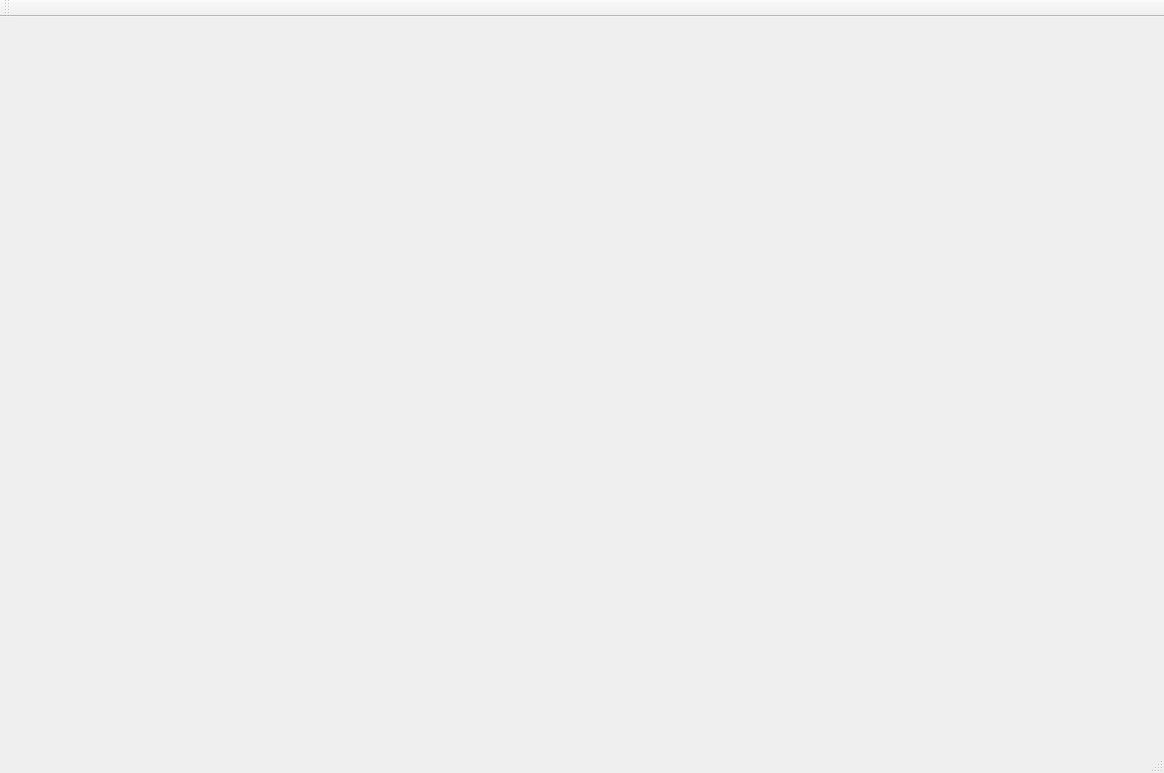
Old version of the form MainWindow.ui in the repository Jerdak/MassHeatMap.
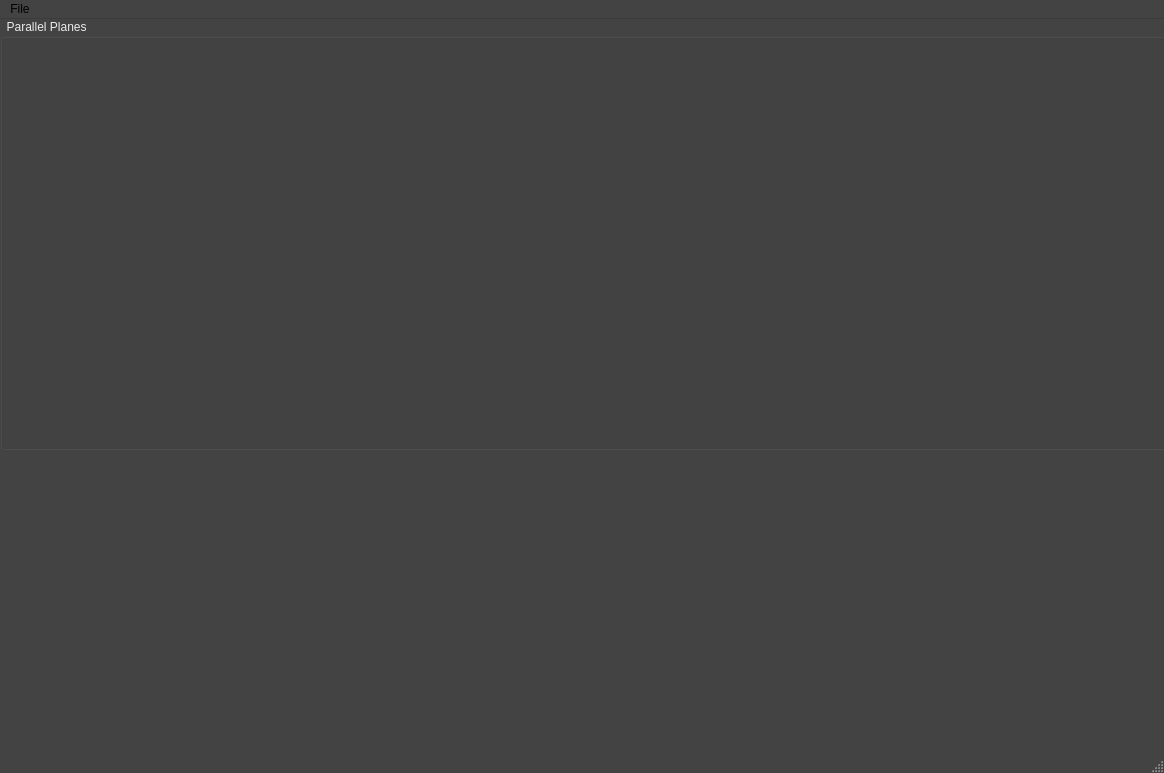
New version of the form. Custom widgets are drawn as their Qt base class.

Commit message: - add parallelplane manager - remove kruft code - add plot widget - add initial support for auto spacing planes - fix memory leaks

```diff
--- a/MainWindow.ui
+++ b/MainWindow.ui
@@ -16,6 +16,97 @@
     <height>773</height>
    </size>
   </property>
+  <property name="palette">
+   <palette>
+    <active>
+     <colorrole role="WindowText">
+      <brush brushstyle="SolidPattern">
+       <color alpha="255">
+        <red>235</red>
+        <green>235</green>
+        <blue>235</blue>
+       </color>
+      </brush>
+     </colorrole>
+     <colorrole role="Base">
+      <brush brushstyle="SolidPattern">
+       <color alpha="255">
+        <red>255</red>
+        <green>255</green>
+        <blue>255</blue>
+       </color>
+      </brush>
+     </colorrole>
+     <colorrole role="Window">
+      <brush brushstyle="SolidPattern">
+       <color alpha="255">
+        <red>67</red>
+        <green>67</green>
+        <blue>67</blue>
+       </color>
+      </brush>
+     </colorrole>
+    </active>
+    <inactive>
+     <colorrole role="WindowText">
+      <brush brushstyle="SolidPattern">
+       <color alpha="255">
+        <red>235</red>
+        <green>235</green>
+        <blue>235</blue>
+       </color>
+      </brush>
+     </colorrole>
+     <colorrole role="Base">
+      <brush brushstyle="SolidPattern">
+       <color alpha="255">
+        <red>255</red>
+        <green>255</green>
+        <blue>255</blue>
+       </color>
+      </brush>
+     </colorrole>
+     <colorrole role="Window">
+      <brush brushstyle="SolidPattern">
+       <color alpha="255">
+        <red>67</red>
+        <green>67</green>
+        <blue>67</blue>
+       </color>
+      </brush>
+     </colorrole>
+    </inactive>
+    <disabled>
+     <colorrole role="WindowText">
+      <brush brushstyle="SolidPattern">
+       <color alpha="255">
+        <red>120</red>
+        <green>120</green>
+        <blue>120</blue>
+       </color>
+      </brush>
+     </colorrole>
+     <colorrole role="Base">
+      <brush brushstyle="SolidPattern">
+       <color alpha="255">
+        <red>67</red>
+        <green>67</green>
+        <blue>67</blue>
+       </color>
+      </brush>
+     </colorrole>
+     <colorrole role="Window">
+      <brush brushstyle="SolidPattern">
+       <color alpha="255">
+        <red>67</red>
+        <green>67</green>
+        <blue>67</blue>
+       </color>
+      </brush>
+     </colorrole>
+    </disabled>
+   </palette>
+  </property>
   <property name="windowTitle">
    <string>MainWindow</string>
   </property>
@@ -23,14 +114,46 @@
    <widget class="QWidget" name="gridLayoutWidget">
     <property name="geometry">
      <rect>
-      <x>170</x>
-      <y>80</y>
-      <width>841</width>
-      <height>521</height>
+      <x>10</x>
+      <y>20</y>
+      <width>1141</width>
+      <height>391</height>
      </rect>
     </property>
     <layout class="QGridLayout" name="gridLayout"/>
    </widget>
+   <widget class="QGroupBox" name="groupBox">
+    <property name="geometry">
+     <rect>
+      <x>0</x>
+      <y>0</y>
+      <width>1171</width>
+      <height>431</height>
+     </rect>
+    </property>
+    <property name="title">
+     <string>  Parallel Planes </string>
+    </property>
+    <property name="flat">
+     <bool>false</bool>
+    </property>
+    <property name="checkable">
+     <bool>false</bool>
+    </property>
+   </widget>
+   <widget class="QCustomPlot" name="plotWidget" native="true">
+    <property name="geometry">
+     <rect>
+      <x>659</x>
+      <y>449</y>
+      <width>501</width>
+      <height>261</height>
+     </rect>
+    </property>
+   </widget>
+   <zorder>groupBox</zorder>
+   <zorder>gridLayoutWidget</zorder>
+   <zorder>plotWidget</zorder>
   </widget>
   <widget class="QMenuBar" name="menuBar">
    <property name="geometry">
@@ -41,18 +164,25 @@
      <height>21</height>
     </rect>
    </property>
-  </widget>
-  <widget class="QToolBar" name="mainToolBar">
-   <attribute name="toolBarArea">
-    <enum>TopToolBarArea</enum>
-   </attribute>
-   <attribute name="toolBarBreak">
-    <bool>false</bool>
-   </attribute>
+   <widget class="QMenu" name="menuFile">
+    <property name="title">
+     <string>File</string>
+    </property>
+    <addaction name="actionClose"/>
+   </widget>
+   <addaction name="menuFile"/>
   </widget>
   <widget class="QStatusBar" name="statusBar"/>
  </widget>
  <layoutdefault spacing="6" margin="11"/>
+ <customwidgets>
+  <customwidget>
+   <class>QCustomPlot</class>
+   <extends>QWidget</extends>
+   <header>qcustomplot.h</header>
+   <container>1</container>
+  </customwidget>
+ </customwidgets>
  <resources/>
  <connections/>
 </ui>
```
Left out of the diff: 5 changed lines with no effect on the pictures. The commit also changes 11 other files.
